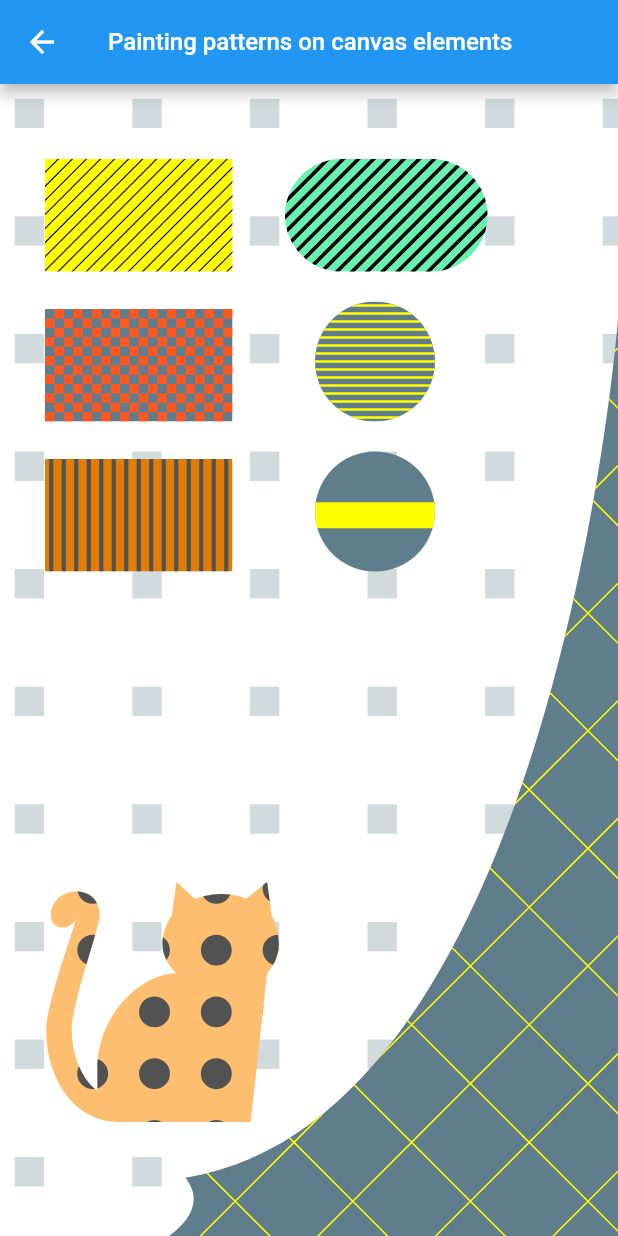
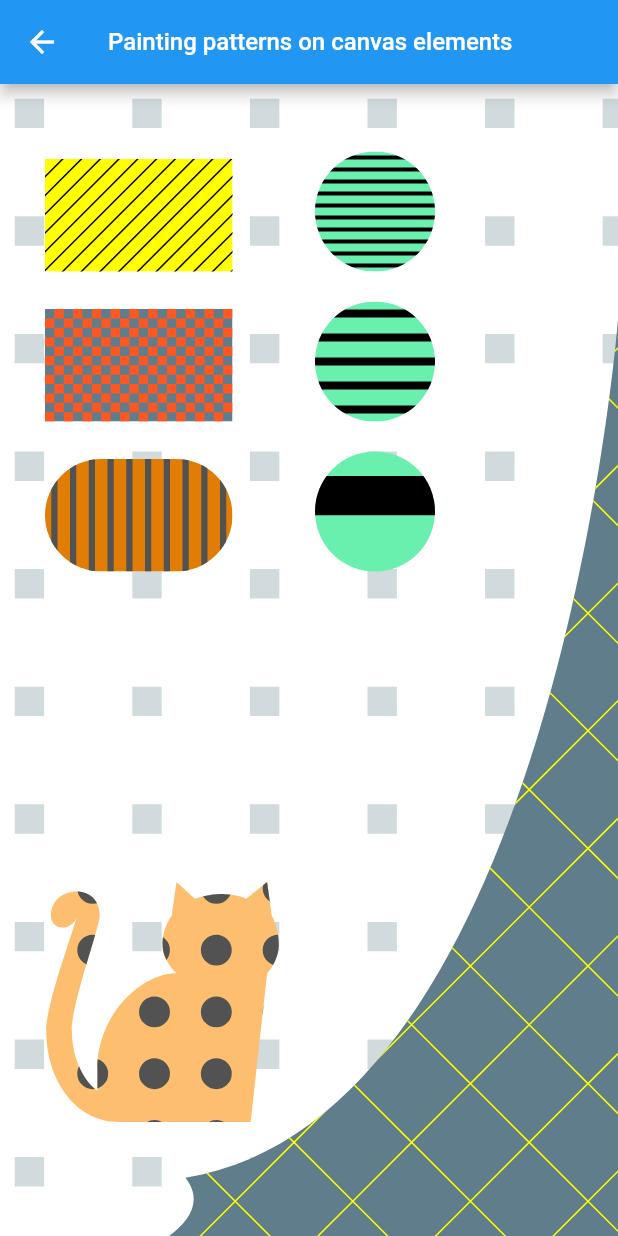
Before and after one commit to whiplashoo/patterns_canvas, a Flutter app: the screen it shows after launch, after a tap on "Painting patterns on canvas elements", on a phone screen of 412 x 824 dp. Run offline on Flutter 3.47's test engine with Material 2 defaults, Android fonts, the phone set to English and light mode, and no system bars.

Commit message:
add featuresCount setting, update examples and README

````diff
--- a/example/lib/screens/screen1.dart
+++ b/example/lib/screens/screen1.dart
@@ -40,8 +40,7 @@ class MyPainter extends CustomPainter {
     // Prepare the canvas elements to draw on.
     final rect1 = Rect.fromLTWH(30, 50, 125, 75);
     final rect2 = Rect.fromLTWH(30, 150, 125, 75);
-    final rect3 = Rect.fromLTWH(30, 250, 125, 75);
-    final rRect = RRect.fromLTRBR(190, 50, 325, 125, Radius.circular(45));
+    final rRect = RRect.fromLTRBR(30, 250, 155, 325, Radius.circular(45));
 
     final rightPath = Path();
     rightPath.lineTo(size.width, size.height / 5);
@@ -75,20 +74,22 @@ class MyPainter extends CustomPainter {
 
     // 3. From a String representation in the form of `pattern_backgroundHex_foregroundHex`:
     final Pattern p3 = Pattern.fromString("verticalThick_e17c05_525252");
-    p3.paintOnRect(canvas, size, rect3);
-
-    // You can also draw Patterns on a RRect:
-    DiagonalStripesThick(bgColor: Colors.greenAccent, fgColor: Colors.black)
-        .paintOnRRect(canvas, size, rRect);
+    // which can also be drawn on a RRect:
+    p3.paintOnRRect(canvas, size, rRect);
 
     // Or on a Circle:
+    HorizontalStripesThick(bgColor: Colors.greenAccent, fgColor: Colors.black)
+        .paintOnCircle(canvas, size, Offset(250, 85), 40.0);
+
+    // You can also set the total number of pattern features to draw, like the number of stripes:
     HorizontalStripesThick(
-            bgColor: Colors.blueGrey, fgColor: Colors.yellowAccent)
+            bgColor: Colors.greenAccent,
+            fgColor: Colors.black,
+            featuresCount: 5)
         .paintOnCircle(canvas, size, Offset(250, 185), 40.0);
 
     // You can also control how the pattern scales to its containing element (more on this in the second example):
-    HorizontalStripesThick(
-            bgColor: Colors.blueGrey, fgColor: Colors.yellowAccent)
+    HorizontalStripesThick(bgColor: Colors.greenAccent, fgColor: Colors.black)
         .paintOnCircle(canvas, size, Offset(250, 285), 40.0,
             patternScaleBehavior: PatternScaleBehavior.canvas);
 
--- a/example/lib/screens/screen4.dart
+++ b/example/lib/screens/screen4.dart
@@ -38,7 +38,7 @@ class MyPainter extends CustomPainter {
   @override
   void paint(Canvas canvas, Size size) {
     const horizontalPadding = 20.0;
-    const verticalPadding = 30.0;
+    const verticalPadding = 22.0;
     const rectW = 150.0;
     const rectH = 75.0;
     var dx = horizontalPadding;
@@ -128,6 +128,24 @@ class MyPainter extends CustomPainter {
         patternScaleBehavior: PatternScaleBehavior.customRect,
         customRect:
             Rect.fromLTWH(0, size.height / 2, size.width, size.height / 2));
+    dx = horizontalPadding;
+    dy += rectH + verticalPadding;
+    span = TextSpan(
+        style: TextStyle(color: fontColor),
+        text:
+            "• Or use the featuresCount property to explicitly set how many features are drawn for a pattern:");
+    tp.text = span;
+    tp.layout(maxWidth: size.width - 20);
+    tp.paint(canvas, Offset(dx, dy));
+    dy += verticalPadding * 2;
+    span = TextSpan(
+        style: TextStyle(
+            fontSize: 12, fontWeight: FontWeight.w700, color: fontColor),
+        text:
+            "Pattern p = Dots(bgColor: Colors.green, fgColor: Colors.black, featuresCount: 5).paintOnPath(canvas, size, path);");
+    tp.text = span;
+    tp.layout(maxWidth: size.width - 20);
+    tp.paint(canvas, Offset(dx, dy));
   }
 
   @override
--- a/example/lib/screens/screen5.dart
+++ b/example/lib/screens/screen5.dart
@@ -44,7 +44,7 @@ class MyPainter extends CustomPainter {
     final rect = Rect.fromLTWH(80, 50, 200, 100);
 
     // Create a Pattern object of diagonal stripes with the colors we want.
-    final Pattern pattern = DiagonalStripesLight(
+    final Pattern pattern = DiagonalStripesThick(
         bgColor: Colors.lightGreenAccent, fgColor: Colors.black);
 
     // Paint the pattern on the rectangle.
--- a/lib/src/pattern.dart
+++ b/lib/src/pattern.dart
@@ -75,7 +75,11 @@ enum PatternScaleBehavior { container, customRect, canvas }
 ///final Pattern p3 = Pattern.fromString("diagonalLight_ffff00_000000");
 ///```
 abstract class Pattern {
-  /// The [Pattern]'s background color.
+  static const DEFAULT_STRIPES_COUNT = 10;
+  static const DEFAULT_SQUARES_COUNT = 10;
+  static const DEFAULT_DOTS_COUNT = 10;
+  static const DEFAULT_DIAGONAL_STRIPES_COUNT = 15;
+
   /// The [Pattern]'s background color.
   final Color bgColor;
 
@@ -105,31 +109,68 @@ abstract class Pattern {
   factory Pattern.fromValues(
       {required PatternType patternType,
       required Color bgColor,
-      required Color fgColor}) {
+      required Color fgColor,
+      int? featuresCount}) {
     if (patternType == PatternType.dots)
-      return Dots(bgColor: bgColor, fgColor: fgColor);
+      return Dots(
+          bgColor: bgColor,
+          fgColor: fgColor,
+          featuresCount: featuresCount ?? DEFAULT_SQUARES_COUNT);
     if (patternType == PatternType.verticalThick)
-      return VerticalStripesThick(bgColor: bgColor, fgColor: fgColor);
+      return VerticalStripesThick(
+          bgColor: bgColor,
+          fgColor: fgColor,
+          featuresCount: featuresCount ?? DEFAULT_STRIPES_COUNT);
     if (patternType == PatternType.verticalLight)
-      return VerticalStripesLight(bgColor: bgColor, fgColor: fgColor);
+      return VerticalStripesLight(
+          bgColor: bgColor,
+          fgColor: fgColor,
+          featuresCount: featuresCount ?? DEFAULT_STRIPES_COUNT);
     if (patternType == PatternType.diagonalThick)
-      return DiagonalStripesThick(bgColor: bgColor, fgColor: fgColor);
+      return DiagonalStripesThick(
+          bgColor: bgColor,
+          fgColor: fgColor,
+          featuresCount: featuresCount ?? DEFAULT_DIAGONAL_STRIPES_COUNT);
     if (patternType == PatternType.diagonalLight)
-      return DiagonalStripesLight(bgColor: bgColor, fgColor: fgColor);
+      return DiagonalStripesLight(
+          bgColor: bgColor,
+          fgColor: fgColor,
+          featuresCount: featuresCount ?? DEFAULT_DIAGONAL_STRIPES_COUNT);
     if (patternType == PatternType.horizontalLight)
-      return HorizontalStripesLight(bgColor: bgColor, fgColor: fgColor);
+      return HorizontalStripesLight(
+          bgColor: bgColor,
+          fgColor: fgColor,
+          featuresCount: featuresCount ?? DEFAULT_STRIPES_COUNT);
     if (patternType == PatternType.horizontalThick)
-      return HorizontalStripesThick(bgColor: bgColor, fgColor: fgColor);
+      return HorizontalStripesThick(
+          bgColor: bgColor,
+          fgColor: fgColor,
+          featuresCount: featuresCount ?? DEFAULT_STRIPES_COUNT);
     if (patternType == PatternType.subtlepatch)
-      return SubtlePatch(bgColor: bgColor, fgColor: fgColor);
+      return SubtlePatch(
+          bgColor: bgColor,
+          fgColor: fgColor,
+          featuresCount: featuresCount ?? DEFAULT_SQUARES_COUNT);
     if (patternType == PatternType.texture)
-      return TexturePattern(bgColor: bgColor, fgColor: fgColor);
+      return TexturePattern(
+          bgColor: bgColor,
+          fgColor: fgColor,
+          featuresCount: featuresCount ?? DEFAULT_SQUARES_COUNT);
     if (patternType == PatternType.raindrops)
-      return Raindrops(bgColor: bgColor, fgColor: fgColor);
+      return Raindrops(
+          bgColor: bgColor,
+          fgColor: fgColor,
+          featuresCount: featuresCount ?? DEFAULT_SQUARES_COUNT);
     if (patternType == PatternType.checkers)
-      return Checkers(bgColor: bgColor, fgColor: fgColor);
+      return Checkers(
+          bgColor: bgColor,
+          fgColor: fgColor,
+          featuresCount: featuresCount ?? DEFAULT_SQUARES_COUNT);
     if (patternType == PatternType.crosshatch)
-      return Crosshatch(bgColor: bgColor, fgColor: fgColor);
+      return Crosshatch(
+          bgColor: bgColor,
+          fgColor: fgColor,
+          featuresCount: featuresCount ?? DEFAULT_SQUARES_COUNT);
     throw "Can't create pattern";
   }
 
--- a/lib/src/patterns/checkers.dart
+++ b/lib/src/patterns/checkers.dart
@@ -11,7 +11,7 @@ class Checkers extends Pattern {
 
   /// The [Pattern]'s foreground color (for the stripes, dots, squares, etc.).
   final Color fgColor;
-  final int squaresCount = 20;
+  final int featuresCount;
   String get description => "Checkers";
 
   /// Paints a [Pattern] made of 20 squares across the largest side
@@ -22,7 +22,10 @@ class Checkers extends Pattern {
   /// ```dart
   /// Checkers(bgColor: Colors.yellow, fgColor: Colors.black).paintOnPath(canvas, size, path);
   /// ```
-  const Checkers({required this.bgColor, required this.fgColor})
+  const Checkers(
+      {required this.bgColor,
+      required this.fgColor,
+      this.featuresCount = Pattern.DEFAULT_SQUARES_COUNT})
       : super(
             patternType: PatternType.checkers,
             bgColor: bgColor,
@@ -31,7 +34,7 @@ class Checkers extends Pattern {
   void paintWithPattern(
       Canvas canvas, double x, double y, double width, double height) {
     final maxDimension = max(width, height);
-    var rectSide = maxDimension / squaresCount;
+    var rectSide = maxDimension / featuresCount / 2;
     var horizontalSquaresCount = width / rectSide;
     var verticalSquaresCount = height / rectSide;
 
--- a/lib/src/patterns/crosshatch.dart
+++ b/lib/src/patterns/crosshatch.dart
@@ -11,7 +11,7 @@ class Crosshatch extends Pattern {
 
   /// The [Pattern]'s foreground color (for the stripes, dots, squares, etc.).
   final Color fgColor;
-  final int squaresCount = 10;
+  final int featuresCount;
   String get description => "Crosshatch";
 
   /// Paints a [Pattern] made of 10 diamond shapes across the largest side
@@ -22,7 +22,10 @@ class Crosshatch extends Pattern {
   /// ```dart
   /// Crosshatch(bgColor: Colors.yellow, fgColor: Colors.black).paintOnPath(canvas, size, path);
   /// ```
-  const Crosshatch({required this.bgColor, required this.fgColor})
+  const Crosshatch(
+      {required this.bgColor,
+      required this.fgColor,
+      this.featuresCount = Pattern.DEFAULT_SQUARES_COUNT})
       : super(
             patternType: PatternType.crosshatch,
             bgColor: bgColor,
@@ -31,7 +34,7 @@ class Crosshatch extends Pattern {
   void paintWithPattern(
       Canvas canvas, double x, double y, double width, double height) {
     final maxDimension = max(width, height);
-    var rectSide = maxDimension / squaresCount;
+    var rectSide = maxDimension / featuresCount;
     var horizontalSquaresCount = width / rectSide;
     var verticalSquaresCount = height / rectSide;
 
--- a/lib/src/patterns/diagonal_stripes_light.dart
+++ b/lib/src/patterns/diagonal_stripes_light.dart
@@ -11,7 +11,7 @@ class DiagonalStripesLight extends Pattern {
 
   /// The [Pattern]'s foreground color (for the stripes, dots, squares, etc.).
   final Color fgColor;
-  final int stripesCount = 20;
+  final int featuresCount;
   String get description => "Diagonal Stripes Light";
 
   /// Paints a [Pattern] made of 20 thin diagonal stripes across the largest
@@ -22,7 +22,10 @@ class DiagonalStripesLight extends Pattern {
   /// ```dart
   /// DiagonalStripesLight(bgColor: Colors.yellow, fgColor: Colors.black).paintOnPath(canvas, size, path);
   /// ```
-  const DiagonalStripesLight({required this.bgColor, required this.fgColor})
+  const DiagonalStripesLight(
+      {required this.bgColor,
+      required this.fgColor,
+      this.featuresCount = Pattern.DEFAULT_DIAGONAL_STRIPES_COUNT})
       : super(
             patternType: PatternType.diagonalLight,
             bgColor: bgColor,
@@ -31,14 +34,14 @@ class DiagonalStripesLight extends Pattern {
   void paintWithPattern(
       Canvas canvas, double x, double y, double width, double height) {
     final maxDimension = max(width, height);
-    final stripeW = maxDimension / stripesCount / 6;
+    final stripeW = maxDimension / featuresCount / 6;
     var step = stripeW * 9;
     final paint = Paint()
       ..style = PaintingStyle.fill
       ..color = bgColor;
     canvas.drawRect(Rect.fromLTWH(x, y, width, height), paint);
     final rectStripesCount =
-        stripesCount * 2.5; // to make sure we cover the whole rectangle
+        featuresCount * 2.5; // to make sure we cover the whole rectangle
     final allStripesPath = Path();
     for (var i = 1; i < rectStripesCount; i += 2) {
       final stripePath = Path();
--- a/lib/src/patterns/diagonal_stripes_thick.dart
+++ b/lib/src/patterns/diagonal_stripes_thick.dart
@@ -11,7 +11,7 @@ class DiagonalStripesThick extends Pattern {
 
   /// The [Pattern]'s foreground color (for the stripes, dots, squares, etc.).
   final Color fgColor;
-  final int stripesCount = 20;
+  final int featuresCount;
   String get description => "Diagonal Stripes Thick";
 
   /// Paints a [Pattern] made of 20 thick diagonal stripes across the largest
@@ -22,7 +22,10 @@ class DiagonalStripesThick extends Pattern {
   /// ```dart
   /// DiagonalStripesThick(bgColor: Colors.yellow, fgColor: Colors.black).paintOnPath(canvas, size, path);
   /// ```
-  const DiagonalStripesThick({required this.bgColor, required this.fgColor})
+  const DiagonalStripesThick(
+      {required this.bgColor,
+      required this.fgColor,
+      this.featuresCount = Pattern.DEFAULT_DIAGONAL_STRIPES_COUNT})
       : super(
             patternType: PatternType.diagonalThick,
             bgColor: bgColor,
@@ -30,6 +33,7 @@ class DiagonalStripesThick extends Pattern {
 
   void paintWithPattern(
       Canvas canvas, double x, double y, double width, double height) {
+    final stripesCount = featuresCount;
     final maxDimension = max(width, height);
     final stripeW = maxDimension / stripesCount / 2;
     final paint = Paint()
--- a/lib/src/patterns/dots.dart
+++ b/lib/src/patterns/dots.dart
@@ -11,7 +11,7 @@ class Dots extends Pattern {
 
   /// The [Pattern]'s foreground color (for the stripes, dots, squares, etc.).
   final Color fgColor;
-  final int circlesCount = 10;
+  final int featuresCount;
   String get description => "Dots";
 
   /// Paints a [Pattern] made of 10 circles (dots) inside bigger squares across the object's
@@ -22,14 +22,17 @@ class Dots extends Pattern {
   /// ```dart
   /// Dots(bgColor: Colors.yellow, fgColor: Colors.black).paintOnPath(canvas, size, path);
   /// ```
-  const Dots({required this.bgColor, required this.fgColor})
+  const Dots(
+      {required this.bgColor,
+      required this.fgColor,
+      this.featuresCount = Pattern.DEFAULT_DOTS_COUNT})
       : super(
             patternType: PatternType.dots, bgColor: bgColor, fgColor: fgColor);
 
   void paintWithPattern(
       Canvas canvas, double x, double y, double width, double height) {
     final maxDimension = max(width, height);
-    var rectSide = maxDimension / circlesCount;
+    var rectSide = maxDimension / featuresCount;
     var horizontalSquaresCount = width / rectSide;
     var verticalSquaresCount = height / rectSide;
     final paint = Paint()
--- a/lib/src/patterns/horizontal_stripes_light.dart
+++ b/lib/src/patterns/horizontal_stripes_light.dart
@@ -10,10 +10,10 @@ class HorizontalStripesLight extends Pattern {
 
   /// The [Pattern]'s foreground color (for the stripes, dots, squares, etc.).
   final Color fgColor;
-  final int stripesCount = 30;
+  final int featuresCount;
   String get description => "Horizontal Stripes Light";
 
-  /// Paints a [Pattern] made of 30 thin horizontal stripes across the object's height
+  /// Paints a [Pattern] made of 20 thin horizontal stripes across the object's height
   /// with the foreground color as the stripe color.
   ///
   /// Example:
@@ -21,7 +21,10 @@ class HorizontalStripesLight extends Pattern {
   /// ```dart
   /// HorizontalStripesLight(bgColor: Colors.yellow, fgColor: Colors.black).paintOnPath(canvas, size, path);
   /// ```
-  const HorizontalStripesLight({required this.bgColor, required this.fgColor})
+  const HorizontalStripesLight(
+      {required this.bgColor,
+      required this.fgColor,
+      this.featuresCount = Pattern.DEFAULT_STRIPES_COUNT})
       : super(
             patternType: PatternType.horizontalLight,
             bgColor: bgColor,
@@ -29,6 +32,7 @@ class HorizontalStripesLight extends Pattern {
 
   void paintWithPattern(
       Canvas canvas, double x, double y, double width, double height) {
+    final stripesCount = featuresCount * 2;
     final stripeH = height / stripesCount / 6;
     final paint = Paint()
       ..style = PaintingStyle.fill
--- a/lib/src/patterns/horizontal_stripes_thick.dart
+++ b/lib/src/patterns/horizontal_stripes_thick.dart
@@ -10,10 +10,10 @@ class HorizontalStripesThick extends Pattern {
 
   /// The [Pattern]'s foreground color (for the stripes, dots, squares, etc.).
   final Color fgColor;
-  final int stripesCount = 30;
+  final int featuresCount;
   String get description => "Horizontal Stripes Thick";
 
-  /// Paints a [Pattern] made of 30 thick horizontal stripes across the object's height
+  /// Paints a [Pattern] made of 20 thick horizontal stripes across the object's height
   /// with the foreground color as the stripe color.
   ///
   /// Example:
@@ -21,7 +21,10 @@ class HorizontalStripesThick extends Pattern {
   /// ```dart
   /// HorizontalStripesThick(bgColor: Colors.yellow, fgColor: Colors.black).paintOnPath(canvas, size, path);
   /// ```
-  const HorizontalStripesThick({required this.bgColor, required this.fgColor})
+  const HorizontalStripesThick(
+      {required this.bgColor,
+      required this.fgColor,
+      this.featuresCount = Pattern.DEFAULT_STRIPES_COUNT})
       : super(
             patternType: PatternType.horizontalThick,
             bgColor: bgColor,
@@ -29,6 +32,7 @@ class HorizontalStripesThick extends Pattern {
 
   void paintWithPattern(
       Canvas canvas, double x, double y, double width, double height) {
+    final stripesCount = featuresCount * 2;
     var stripeH = height / stripesCount / 1.5;
     final paint = Paint()
       ..style = PaintingStyle.fill
--- a/lib/src/patterns/raindrops.dart
+++ b/lib/src/patterns/raindrops.dart
@@ -11,7 +11,7 @@ class Raindrops extends Pattern {
 
   /// The [Pattern]'s foreground color (for the stripes, dots, squares, etc.).
   final Color fgColor;
-  final int dropsCount = 10;
+  final int featuresCount;
   String get description => "Raindrops";
 
   /// Paints a [Pattern] made of 10 raindrop shapes inside bigger squares across the object's
@@ -22,7 +22,10 @@ class Raindrops extends Pattern {
   /// ```dart
   /// Raindrops(bgColor: Colors.yellow, fgColor: Colors.black).paintOnPath(canvas, size, path);
   /// ```
-  const Raindrops({required this.bgColor, required this.fgColor})
+  const Raindrops(
+      {required this.bgColor,
+      required this.fgColor,
+      this.featuresCount = Pattern.DEFAULT_SQUARES_COUNT})
       : super(
             patternType: PatternType.raindrops,
             bgColor: bgColor,
@@ -31,7 +34,7 @@ class Raindrops extends Pattern {
   void paintWithPattern(
       Canvas canvas, double x, double y, double width, double height) {
     final maxDimension = max(width, height);
-    var rectSide = maxDimension / dropsCount;
+    var rectSide = maxDimension / featuresCount;
     var horizontalSquaresCount = width / rectSide;
     var verticalSquaresCount = height / rectSide;
 
--- a/lib/src/patterns/subtle_patch.dart
+++ b/lib/src/patterns/subtle_patch.dart
@@ -11,7 +11,7 @@ class SubtlePatch extends Pattern {
 
   /// The [Pattern]'s foreground color (for the stripes, dots, squares, etc.).
   final Color fgColor;
-  final int squaresCount = 20;
+  final int featuresCount;
   String get description => "Subtle Patch";
 
   /// Paints a [Pattern] made of 20 squares inside bigger squares across the object's
@@ -22,7 +22,10 @@ class SubtlePatch extends Pattern {
   /// ```dart
   /// SubtlePatch(bgColor: Colors.yellow, fgColor: Colors.black).paintOnPath(canvas, size, path);
   /// ```
-  const SubtlePatch({required this.bgColor, required this.fgColor})
+  const SubtlePatch(
+      {required this.bgColor,
+      required this.fgColor,
+      this.featuresCount = Pattern.DEFAULT_SQUARES_COUNT})
       : super(
             patternType: PatternType.subtlepatch,
             bgColor: bgColor,
@@ -31,7 +34,7 @@ class SubtlePatch extends Pattern {
   void paintWithPattern(
       Canvas canvas, double x, double y, double width, double height) {
     final maxDimension = max(width, height);
-    var rectSide = maxDimension / squaresCount;
+    var rectSide = maxDimension / featuresCount / 2;
     var horizontalSquaresCount = width / rectSide;
     var verticalSquaresCount = height / rectSide;
 
--- a/lib/src/patterns/texture.dart
+++ b/lib/src/patterns/texture.dart
@@ -11,7 +11,7 @@ class TexturePattern extends Pattern {
 
   /// The [Pattern]'s foreground color (for the stripes, dots, squares, etc.).
   final Color fgColor;
-  final int squaresCount = 20;
+  final int featuresCount;
   String get description => "Texture";
 
   /// Paints a [Pattern] made of 20 squares inside bigger squares across the object's
@@ -24,7 +24,10 @@ class TexturePattern extends Pattern {
   /// ```dart
   /// TexturePattern(bgColor: Colors.yellow, fgColor: Colors.black).paintOnPath(canvas, size, path);
   /// ```
-  const TexturePattern({required this.bgColor, required this.fgColor})
+  const TexturePattern(
+      {required this.bgColor,
+      required this.fgColor,
+      this.featuresCount = Pattern.DEFAULT_SQUARES_COUNT})
       : super(
             patternType: PatternType.texture,
             bgColor: bgColor,
@@ -33,7 +36,7 @@ class TexturePattern extends Pattern {
   void paintWithPattern(
       Canvas canvas, double x, double y, double width, double height) {
     final maxDimension = max(width, height);
-    var rectSide = maxDimension / squaresCount;
+    var rectSide = maxDimension / featuresCount / 2;
     var horizontalSquaresCount = width / rectSide;
     var verticalSquaresCount = height / rectSide;
 
--- a/lib/src/patterns/vertical_stripes_light.dart
+++ b/lib/src/patterns/vertical_stripes_light.dart
@@ -10,7 +10,7 @@ class VerticalStripesLight extends Pattern {
 
   /// The [Pattern]'s foreground color (for the stripes, dots, squares, etc.).
   final Color fgColor;
-  final int stripesCount = 30;
+  final int featuresCount;
   String get description => "Vertical Stripes Light";
 
   /// Paints a [Pattern] made of 30 thin vertical stripes across the object's width
@@ -21,7 +21,10 @@ class VerticalStripesLight extends Pattern {
   /// ```dart
   /// VerticalStripesLight(bgColor: Colors.yellow, fgColor: Colors.black).paintOnPath(canvas, size, path);
   /// ```
-  const VerticalStripesLight({required this.bgColor, required this.fgColor})
+  const VerticalStripesLight(
+      {required this.bgColor,
+      required this.fgColor,
+      this.featuresCount = Pattern.DEFAULT_STRIPES_COUNT})
       : super(
             patternType: PatternType.verticalLight,
             bgColor: bgColor,
@@ -29,6 +32,7 @@ class VerticalStripesLight extends Pattern {
 
   void paintWithPattern(
       Canvas canvas, double x, double y, double width, double height) {
+    final stripesCount = featuresCount * 2;
     final stripeW = width / stripesCount / 6;
     final paint = Paint()
       ..style = PaintingStyle.fill
--- a/lib/src/patterns/vertical_stripes_thick.dart
+++ b/lib/src/patterns/vertical_stripes_thick.dart
@@ -11,7 +11,7 @@ class VerticalStripesThick extends Pattern {
 
   /// The [Pattern]'s foreground color (for the stripes, dots, squares, etc.).
   final Color fgColor;
-  final int stripesCount = 30;
+  final int featuresCount;
   String get description => "Vertical Stripes Thick";
 
   /// Paints a [Pattern] made of 30 thick vertical stripes across the object's width
@@ -22,7 +22,10 @@ class VerticalStripesThick extends Pattern {
   /// ```dart
   /// VerticalStripesThick(bgColor: Colors.yellow, fgColor: Colors.black).paintOnPath(canvas, size, path);
   /// ```
-  const VerticalStripesThick({required this.bgColor, required this.fgColor})
+  const VerticalStripesThick(
+      {required this.bgColor,
+      required this.fgColor,
+      this.featuresCount = Pattern.DEFAULT_STRIPES_COUNT})
       : super(
             patternType: PatternType.verticalThick,
             bgColor: bgColor,
@@ -30,6 +33,7 @@ class VerticalStripesThick extends Pattern {
 
   void paintWithPattern(
       Canvas canvas, double x, double y, double width, double height) {
+    final stripesCount = featuresCount * 2;
     var stripeW = width / stripesCount / 1.5;
     final paint = Paint()
       ..style = PaintingStyle.fill
--- a/pubspec.yaml
+++ b/pubspec.yaml
@@ -1,6 +1,6 @@
 name: patterns_canvas
 description: Draw patterns like stripes or dots on canvas elements or widgets.
-version: 0.3.4
+version: 0.3.5
 homepage: https://github.com/whiplashoo/patterns_canvas
 
 environment:
````
Also changed, not shown: example/lib/screens/screen3.dart (+6 -3 lines), 2 other files.
